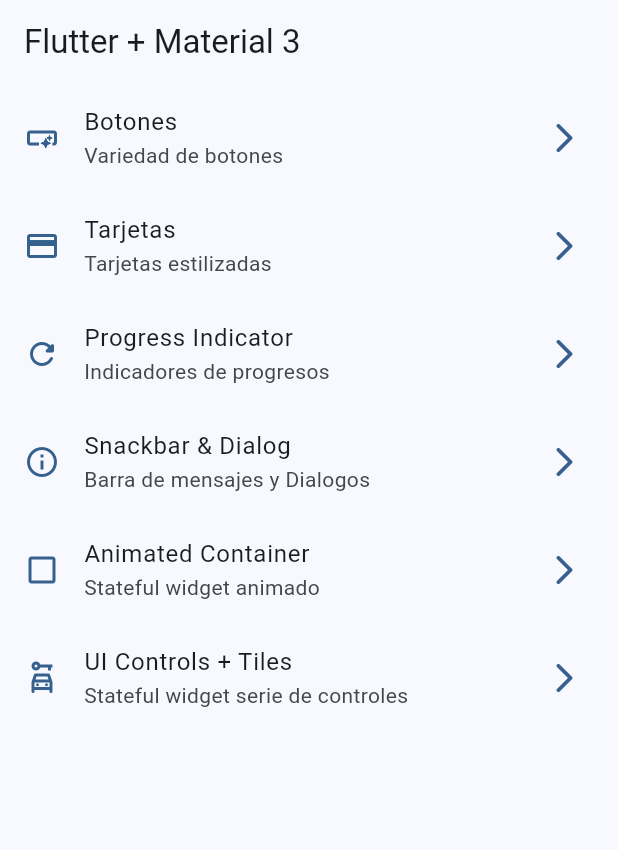
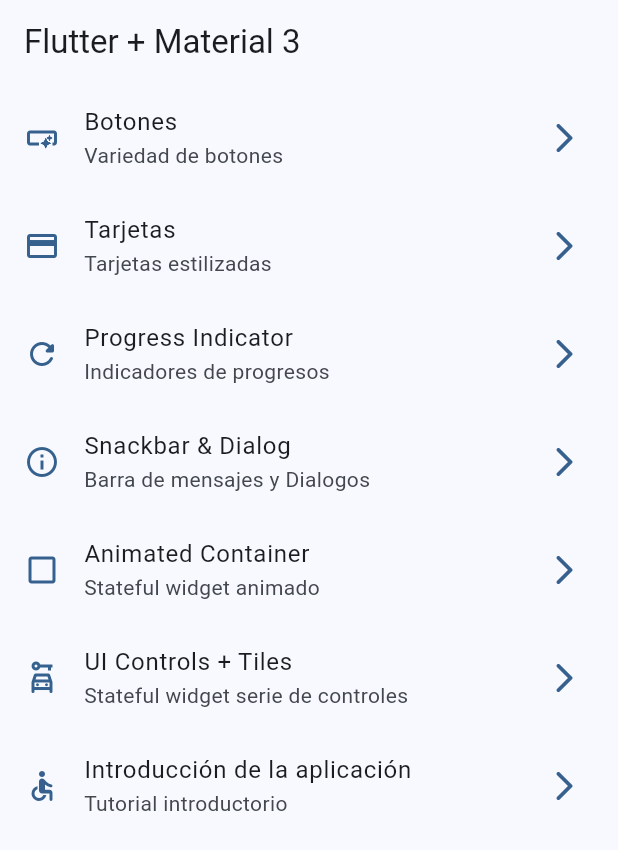
Before and after one commit to JuanCarlosTZ/widgets_app, a Flutter app: the screen it shows after launch, on a phone screen of 412 x 824 dp. Shown: the top 850 px of the screen. Run offline on Flutter 3.47's test engine with Material 3 defaults, Android fonts, the phone set to English and light mode, and no system bars; our stand-ins replace go_router.

Commit message:
Tutorial se agrego la navegacion a la pantalla, slides & imagenes

```diff
--- a/lib/config/menu/menu_items.dart
+++ b/lib/config/menu/menu_items.dart
@@ -51,4 +51,10 @@ const List<MenuItems> appMenuItems = [
     link: '/ui-controls',
     icon: Icons.car_rental_outlined,
   ),
+  MenuItems(
+    title: 'Introducción de la aplicación',
+    subTitle: 'Tutorial introductorio',
+    link: '/tutorial',
+    icon: Icons.accessible_rounded,
+  ),
 ];
--- a/lib/config/router/app_router.dart
+++ b/lib/config/router/app_router.dart
@@ -38,5 +38,10 @@ final GoRouter appRouter = GoRouter(
       name: UiControlsScreen.name,
       builder: (context, state) => const UiControlsScreen(),
     ),
+    GoRoute(
+      path: '/tutorial',
+      name: AppTutorialScreen.name,
+      builder: (context, state) => const AppTutorialScreen(),
+    ),
   ],
 );
--- a/pubspec.yaml
+++ b/pubspec.yaml
@@ -19,3 +19,6 @@ dev_dependencies:
 
 flutter:
   uses-material-design: true
+
+  assets:
+    - assets/images/
```
Also changed, not shown: lib/presentation/screens/app_tutorial/app_tutorial_screen.dart (+72 -2 lines), assets/images/1.png (added), assets/images/2.png (added), assets/images/3.png (added), assets/images/jar-loading.gif (added).
